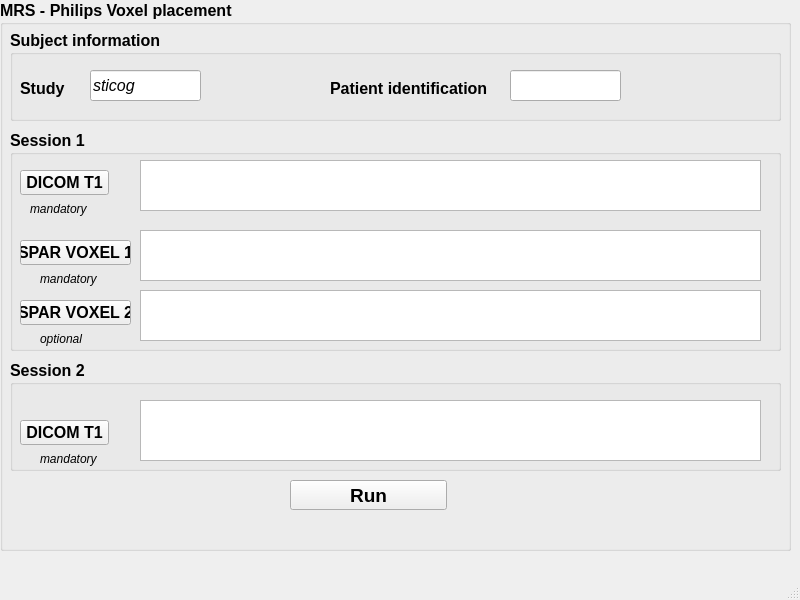
Old version of the form mrs-voxel-placement/interface.ui in the repository IRMaGe-3T/mrs-voxel-placement.
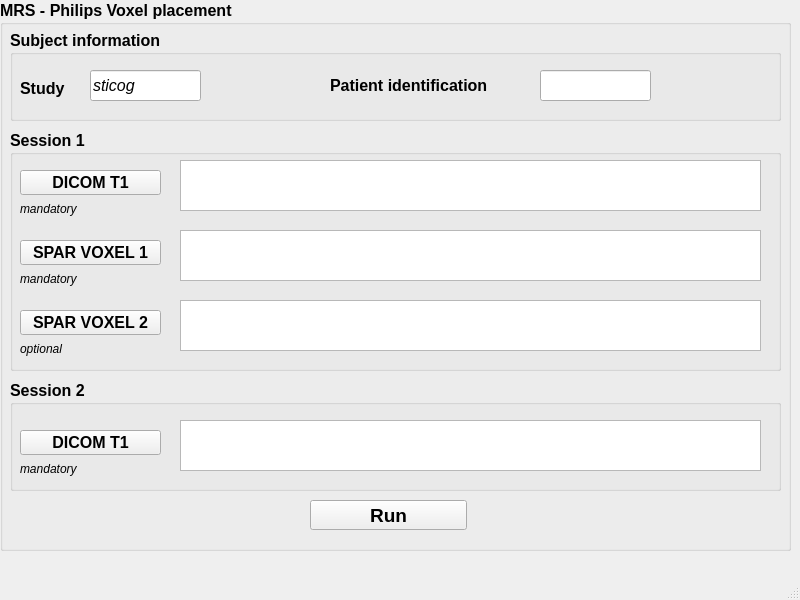
New version of the form.

Commit message: update path browser

The edit to the form file:
```diff
--- a/mrs-voxel-placement/interface.ui
+++ b/mrs-voxel-placement/interface.ui
@@ -40,7 +40,7 @@
        <x>10</x>
        <y>130</y>
        <width>771</width>
-       <height>221</height>
+       <height>241</height>
       </rect>
      </property>
      <property name="title">
@@ -51,7 +51,7 @@
        <rect>
         <x>10</x>
         <y>40</y>
-        <width>89</width>
+        <width>141</width>
         <height>25</height>
        </rect>
       </property>
@@ -62,9 +62,9 @@
      <widget class="QTextEdit" name="textEdit_sess01_T1">
       <property name="geometry">
        <rect>
-        <x>130</x>
+        <x>170</x>
         <y>30</y>
-        <width>621</width>
+        <width>581</width>
         <height>51</height>
        </rect>
       </property>
@@ -80,9 +80,9 @@
      <widget class="QTextEdit" name="textEdit_sess01_spar_1">
       <property name="geometry">
        <rect>
-        <x>130</x>
+        <x>170</x>
         <y>100</y>
-        <width>621</width>
+        <width>581</width>
         <height>51</height>
        </rect>
       </property>
@@ -100,7 +100,7 @@
        <rect>
         <x>10</x>
         <y>110</y>
-        <width>111</width>
+        <width>141</width>
         <height>25</height>
        </rect>
       </property>
@@ -111,27 +111,27 @@
      <widget class="QTextEdit" name="textEdit_sess01_spar_2">
       <property name="geometry">
        <rect>
-        <x>130</x>
-        <y>160</y>
-        <width>621</width>
-        <height>51</height>
-       </rect>
-      </property>
-      <property name="font">
-       <font>
-        <family>Ubuntu</family>
-        <pointsize>10</pointsize>
-        <weight>50</weight>
-        <bold>false</bold>
-       </font>
-      </property>
-     </widget>
-     <widget class="QPushButton" name="pushButton_sess01_spar_2">
-      <property name="geometry">
-       <rect>
-        <x>10</x>
+        <x>170</x>
         <y>170</y>
-        <width>111</width>
+        <width>581</width>
+        <height>51</height>
+       </rect>
+      </property>
+      <property name="font">
+       <font>
+        <family>Ubuntu</family>
+        <pointsize>10</pointsize>
+        <weight>50</weight>
+        <bold>false</bold>
+       </font>
+      </property>
+     </widget>
+     <widget class="QPushButton" name="pushButton_sess01_spar_2">
+      <property name="geometry">
+       <rect>
+        <x>10</x>
+        <y>180</y>
+        <width>141</width>
         <height>25</height>
        </rect>
       </property>
@@ -142,7 +142,7 @@
      <widget class="QLabel" name="label">
       <property name="geometry">
        <rect>
-        <x>20</x>
+        <x>10</x>
         <y>70</y>
         <width>61</width>
         <height>17</height>
@@ -163,7 +163,7 @@
      <widget class="QLabel" name="label_2">
       <property name="geometry">
        <rect>
-        <x>30</x>
+        <x>10</x>
         <y>140</y>
         <width>61</width>
         <height>17</height>
@@ -184,8 +184,8 @@
      <widget class="QLabel" name="label_6">
       <property name="geometry">
        <rect>
-        <x>30</x>
-        <y>200</y>
+        <x>10</x>
+        <y>210</y>
         <width>61</width>
         <height>17</height>
        </rect>
@@ -207,7 +207,7 @@
      <property name="geometry">
       <rect>
        <x>10</x>
-       <y>360</y>
+       <y>380</y>
        <width>771</width>
        <height>111</height>
       </rect>
@@ -219,8 +219,8 @@
       <property name="geometry">
        <rect>
         <x>10</x>
-        <y>60</y>
-        <width>89</width>
+        <y>50</y>
+        <width>141</width>
         <height>25</height>
        </rect>
       </property>
@@ -231,10 +231,10 @@
      <widget class="QTextEdit" name="textEdit_sess02_T1">
       <property name="geometry">
        <rect>
-        <x>130</x>
+        <x>170</x>
         <y>40</y>
-        <width>621</width>
-        <height>61</height>
+        <width>581</width>
+        <height>51</height>
        </rect>
       </property>
       <property name="font">
@@ -249,8 +249,8 @@
      <widget class="QLabel" name="label_3">
       <property name="geometry">
        <rect>
-        <x>30</x>
-        <y>90</y>
+        <x>10</x>
+        <y>80</y>
         <width>61</width>
         <height>17</height>
        </rect>
@@ -271,8 +271,8 @@
     <widget class="QPushButton" name="pushButton_run">
      <property name="geometry">
       <rect>
-       <x>290</x>
-       <y>480</y>
+       <x>310</x>
+       <y>500</y>
        <width>157</width>
        <height>30</height>
       </rect>
@@ -324,7 +324,7 @@
      <widget class="QLineEdit" name="lineEdit_patient">
       <property name="geometry">
        <rect>
-        <x>500</x>
+        <x>530</x>
         <y>40</y>
         <width>111</width>
         <height>31</height>
@@ -358,9 +358,9 @@
       <property name="geometry">
        <rect>
         <x>320</x>
-        <y>50</y>
-        <width>171</width>
-        <height>17</height>
+        <y>40</y>
+        <width>191</width>
+        <height>31</height>
        </rect>
       </property>
       <property name="text">
```
The commit also changes 1 other file.
